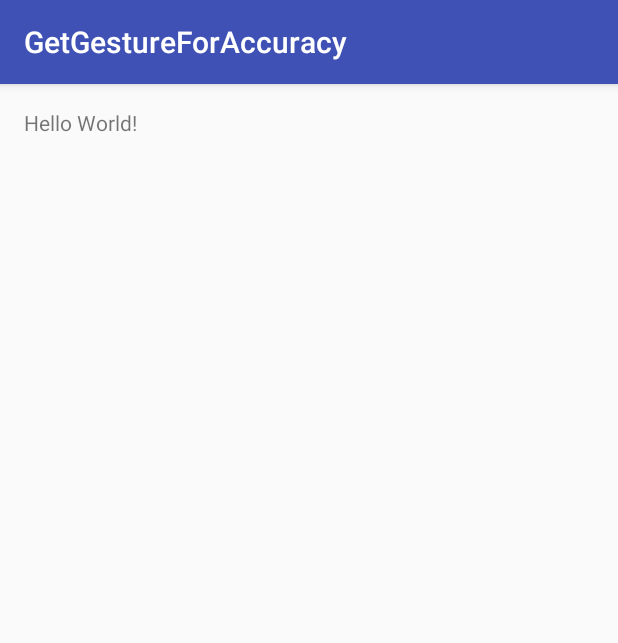
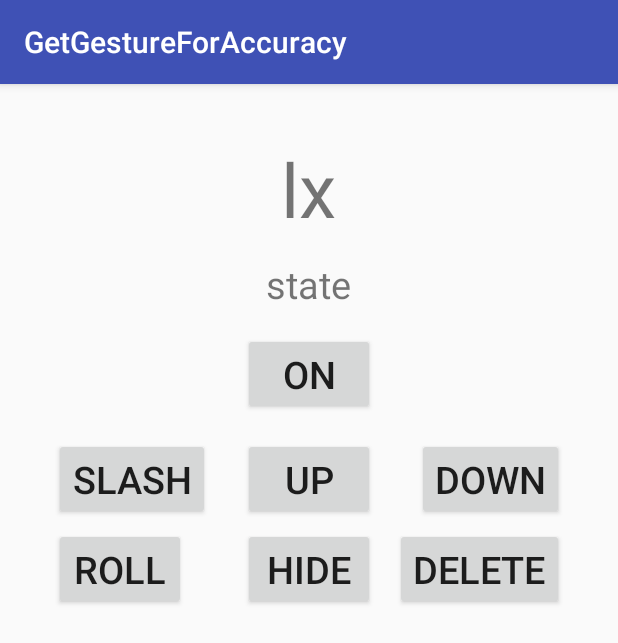
Before and after one commit to kentx422/MultiHandGesture, an Android app: the screen it shows after launch (MainActivity), on a phone screen of 412 x 824 dp. Shown: the top 643 px of the screen. Run offline under Robolectric (Android 15) with nearby library versions, the phone set to English and light mode, and no system bars.

Commit message:
GetGestureForAccuracyのUI
とりあえずuiを作成

```diff
--- a/AndroidApp/GetGestureForAccuracy/app/src/main/res/layout/activity_main.xml
+++ b/AndroidApp/GetGestureForAccuracy/app/src/main/res/layout/activity_main.xml
@@ -10,7 +10,96 @@
     tools:context="com.example.isdl.getgestureforaccuracy.MainActivity">
 
     <TextView
+        android:id="@+id/lx"
         android:layout_width="wrap_content"
         android:layout_height="wrap_content"
-        android:text="Hello World!" />
+        android:text="lx"
+        android:textSize="50dp"
+        android:layout_alignParentTop="true"
+        android:layout_centerHorizontal="true"
+        android:layout_marginTop="20dp" />
+
+    <TextView
+        android:id="@+id/state"
+        android:layout_width="wrap_content"
+        android:layout_height="wrap_content"
+        android:text="state"
+        android:textSize="25dp"
+        android:layout_alignParentTop="true"
+        android:layout_centerHorizontal="true"
+        android:layout_marginTop="100dp" />
+
+    <Button
+        android:id="@+id/onoff"
+        android:layout_width="wrap_content"
+        android:layout_height="wrap_content"
+        android:text="ON"
+        android:textSize="25dp"
+        android:layout_alignParentTop="true"
+        android:layout_centerHorizontal="true"
+        android:layout_marginTop="150dp"/>
+
+    <Button
+        android:id="@+id/slash"
+        android:layout_width="wrap_content"
+        android:layout_height="wrap_content"
+        android:text="slash"
+        android:textSize="25dp"
+        android:layout_alignParentTop="true"
+        android:layout_alignParentLeft="true"
+        android:layout_marginTop="220dp"
+        android:layout_marginLeft="20dp" />
+
+    <Button
+        android:id="@+id/up"
+        android:layout_width="wrap_content"
+        android:layout_height="wrap_content"
+        android:text="up"
+        android:textSize="25dp"
+        android:layout_alignParentTop="true"
+        android:layout_centerHorizontal="true"
+        android:layout_marginTop="220dp" />
+
+    <Button
+        android:id="@+id/down"
+        android:layout_width="wrap_content"
+        android:layout_height="wrap_content"
+        android:text="down"
+        android:textSize="25dp"
+        android:layout_alignParentTop="true"
+        android:layout_alignParentRight="true"
+        android:layout_marginTop="220dp"
+        android:layout_marginRight="20dp" />
+
+    <Button
+        android:id="@+id/roll"
+        android:layout_width="wrap_content"
+        android:layout_height="wrap_content"
+        android:text="roll"
+        android:textSize="25dp"
+        android:layout_alignParentTop="true"
+        android:layout_alignParentLeft="true"
+        android:layout_marginTop="280dp"
+        android:layout_marginLeft="20dp" />
+
+    <Button
+        android:id="@+id/hide"
+        android:layout_width="wrap_content"
+        android:layout_height="wrap_content"
+        android:text="hide"
+        android:textSize="25dp"
+        android:layout_alignParentTop="true"
+        android:layout_centerHorizontal="true"
+        android:layout_marginTop="280dp" />
+
+    <Button
+        android:id="@+id/delete"
+        android:layout_width="wrap_content"
+        android:layout_height="wrap_content"
+        android:text="delete"
+        android:textSize="25dp"
+        android:layout_alignParentTop="true"
+        android:layout_alignParentRight="true"
+        android:layout_marginTop="280dp"
+        android:layout_marginRight="20dp" />
 </RelativeLayout>
```
